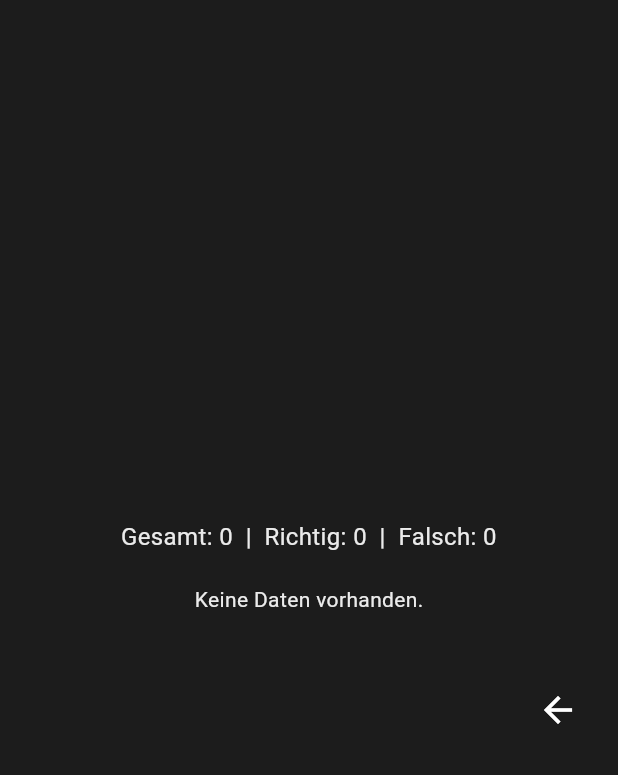
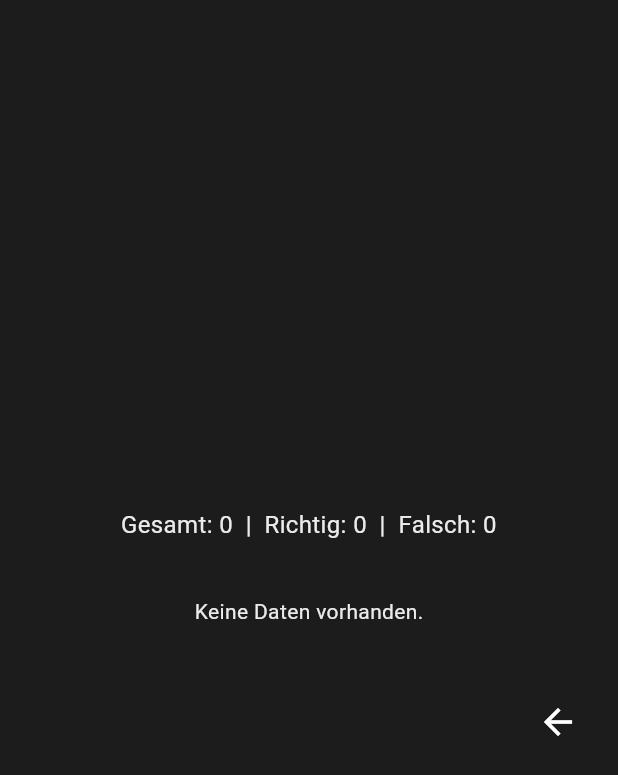
Before and after one commit to danielmilosic/Junbi_app, a Flutter app: the StatisticsPage screen opened directly, on a phone screen of 412 x 824 dp. Shown: the top 775 px of the screen. Run offline on Flutter 3.47's test engine with Material 3 defaults, Android fonts, the phone set to English and light mode, and no system bars; our stand-ins replace audioplayers, fl_chart, shared_preferences; missing offline and left inert: mailer; accounts and stored records are empty.

Commit message:
now really

```diff
--- a/lib/statistics_page.dart
+++ b/lib/statistics_page.dart
@@ -100,7 +100,10 @@ Widget build(BuildContext context) {
                       style: const TextStyle(fontSize: 16),
                       textAlign: TextAlign.center,
                     ),
-                    const SizedBox(height: 20),
+                    Padding(
+                      padding: const EdgeInsets.only(top: 16),
+                      child: const SizedBox(height: 20),
+                    ),
                     _buildPieChart(),
                     const SizedBox(height: 40),
                     _buildBarChart(),
```
